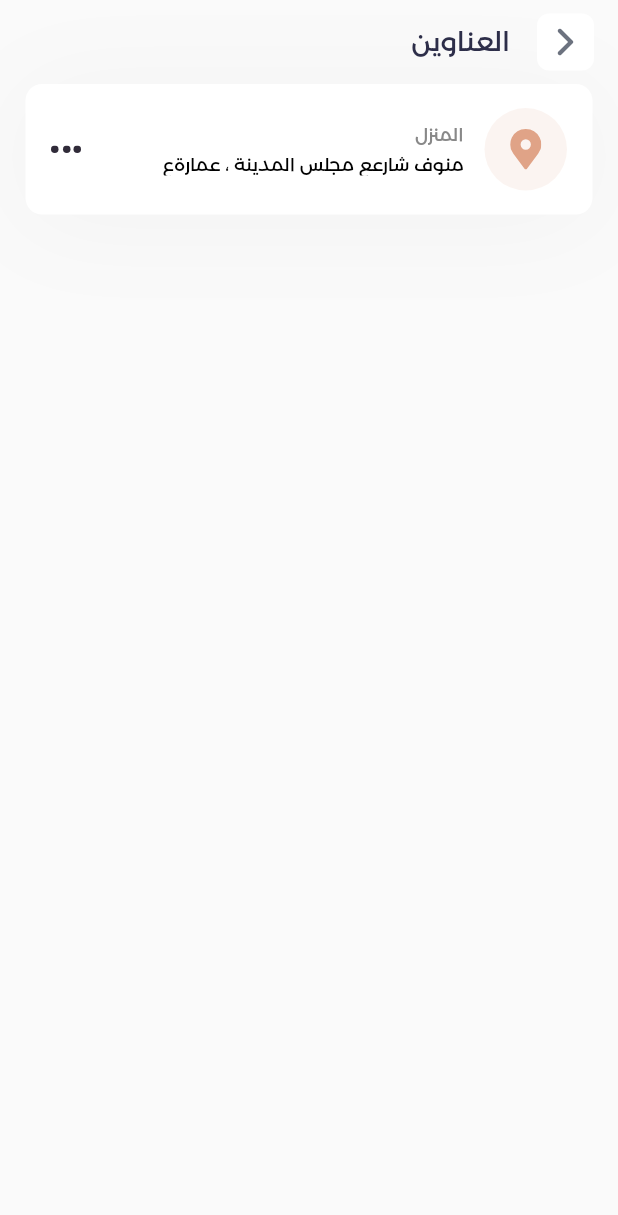
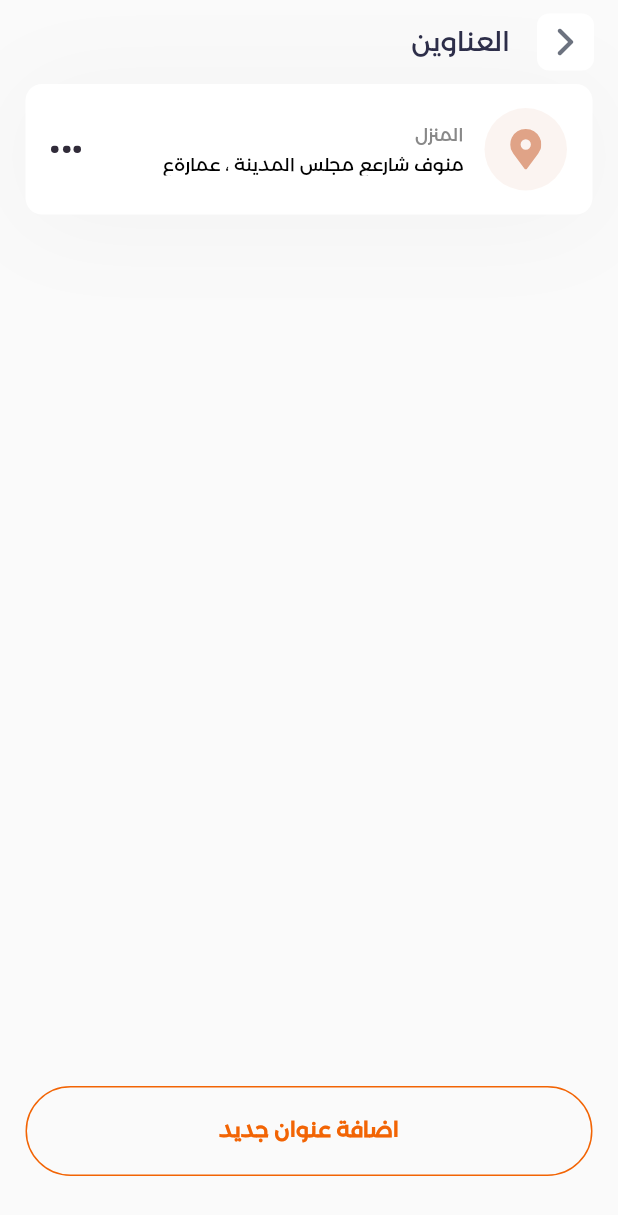
Before and after one commit to MahmedRahman/Nightstreet, a Flutter app: the screen it shows after launch, on a phone screen of 412 x 824 dp. Shown: the top 1215 px of the screen. Run offline on Flutter 3.47's test engine with Material 3 defaults, Android fonts, the phone set to English and light mode, and no system bars; our stand-ins replace cached_network_image, device_preview, flutter_rating_bar, flutter_svg, get, logger and 1 more; project files that could hold a hidden picture were left out.

Commit message:
add new address btn

```diff
--- a/lib/app/modules/addresses/views/addresses_view.dart
+++ b/lib/app/modules/addresses/views/addresses_view.dart
@@ -1,6 +1,7 @@
 import 'package:app_night_street/core/app_dimensions.dart';
 import 'package:app_night_street/core/component/base_body.dart';
 import 'package:app_night_street/core/component/custom_app_bar.dart';
+import 'package:app_night_street/core/component/custom_button.dart';
 import 'package:app_night_street/core/themes/text_styles.dart';
 import 'package:flutter/material.dart';
 import 'package:flutter_svg/flutter_svg.dart';
@@ -28,6 +29,15 @@ class AddressesView extends GetView<AddressesController> {
           ),
         ],
       ),
+      bottomNavigationBar: Padding(
+        padding: AppDimension.appPadding.copyWith(
+          bottom: 40,
+        ),
+        child: CustomButton.outLine(
+          onPressed: () {},
+          title: "اضافة عنوان جديد",
+        ),
+      ),
     );
   }
 }
--- a/lib/core/app_color.dart
+++ b/lib/core/app_color.dart
@@ -1,10 +1,10 @@
 import 'package:flutter/widgets.dart';
 
 class AppColor {
-  static Color KOrangeColor = Color(0xffF26404);
-  static Color KBlackColor = Color(0xff2D2E49);
-  static Color KBlackColor2 = Color(0xff172b4d);
-  static Color KgrayColor = Color(0xffABABB7);
-  static Color KgrayColor2 = Color(0xff888888);
-  static Color KdividerColor = Color(0xffF6F6F6);
+  static const Color KOrangeColor = Color(0xffF26404);
+  static const Color KBlackColor = Color(0xff2D2E49);
+  static const Color KBlackColor2 = Color(0xff172b4d);
+  static const Color KgrayColor = Color(0xffABABB7);
+  static const Color KgrayColor2 = Color(0xff888888);
+  static const Color KdividerColor = Color(0xffF6F6F6);
 }
--- a/lib/core/component/base_body.dart
+++ b/lib/core/component/base_body.dart
@@ -6,9 +6,11 @@ class BaseBody extends GetView {
     super.key,
     required this.child,
     required this.appBar,
+    this.bottomNavigationBar,
   });
   final Widget child;
   final PreferredSizeWidget appBar;
+  final Widget? bottomNavigationBar;
 
   @override
   Widget build(BuildContext context) {
@@ -27,6 +29,7 @@ class BaseBody extends GetView {
       child: Scaffold(
         appBar: appBar,
         body: child,
+        bottomNavigationBar: bottomNavigationBar,
       ),
     );
   }
--- a/lib/core/component/custom_button.dart
+++ b/lib/core/component/custom_button.dart
@@ -1,9 +1,10 @@
+import 'package:app_night_street/core/app_color.dart';
 import 'package:flutter/material.dart';
 
 class CustomButton extends StatelessWidget {
   CustomButton.fill({
-    this.backgroundColor = Colors.red,
-    this.borderSideColor = Colors.red,
+    this.backgroundColor = AppColor.KOrangeColor,
+    this.borderSideColor = AppColor.KOrangeColor,
     this.textStyleColor = Colors.white,
     this.title = "دخول",
     this.borderRadius = 18.0,
@@ -12,17 +13,17 @@ class CustomButton extends StatelessWidget {
 
   CustomButton.outLine({
     this.backgroundColor = Colors.transparent,
-    this.borderSideColor = Colors.red,
-    this.textStyleColor = Colors.red,
+    this.borderSideColor = AppColor.KOrangeColor,
+    this.textStyleColor = AppColor.KOrangeColor,
     this.title = "دخول",
-    this.borderRadius = 18.0,
+    this.borderRadius = 32,
     this.onPressed,
   });
 
   CustomButton.textButton({
     this.backgroundColor = Colors.transparent,
     this.borderSideColor = Colors.transparent,
-    this.textStyleColor = Colors.red,
+    this.textStyleColor = AppColor.KOrangeColor,
     this.title = "دخول",
     this.borderRadius = 18.0,
     this.onPressed,
@@ -45,6 +46,7 @@ class CustomButton extends StatelessWidget {
         style: ButtonStyle(
           foregroundColor: MaterialStateProperty.all<Color>(Colors.white),
           backgroundColor: MaterialStateProperty.all<Color>(backgroundColor),
+          shadowColor: MaterialStatePropertyAll(Colors.transparent),
           shape: MaterialStateProperty.all<RoundedRectangleBorder>(
             RoundedRectangleBorder(
               borderRadius: BorderRadius.circular(borderRadius),
```
